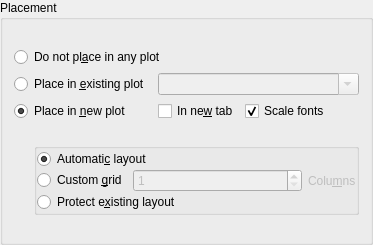
Old version of the form src/widgets/curveplacement.ui in the repository Kst-plot/kst.
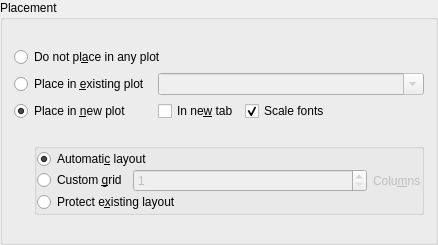
New version of the form.

The edit to the form file:
```diff
--- a/src/widgets/curveplacement.ui
+++ b/src/widgets/curveplacement.ui
@@ -6,7 +6,7 @@
    <rect>
     <x>0</x>
     <y>0</y>
-    <width>373</width>
+    <width>438</width>
     <height>245</height>
    </rect>
   </property>
@@ -94,10 +94,7 @@
            <enum>QComboBox::InsertAtTop</enum>
           </property>
           <property name="sizeAdjustPolicy">
-           <enum>QComboBox::AdjustToMinimumContentsLength</enum>
-          </property>
-          <property name="autoCompletion">
-           <bool>true</bool>
+           <enum>QComboBox::AdjustToContents</enum>
           </property>
           <property name="duplicatesEnabled">
            <bool>false</bool>
```
